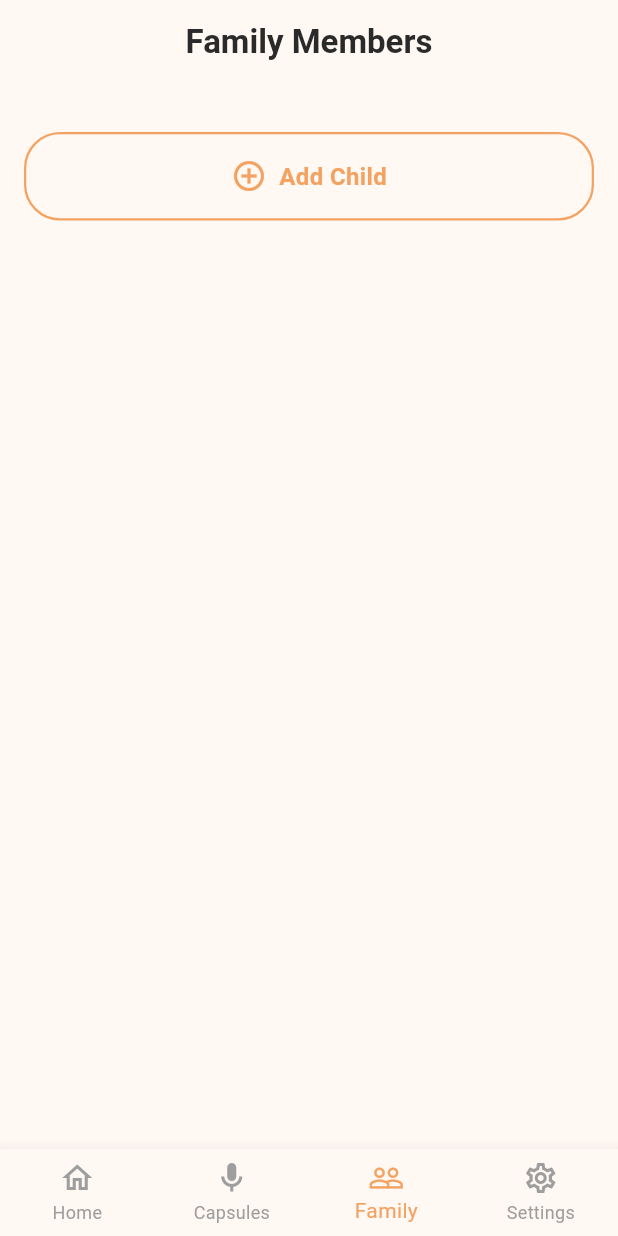
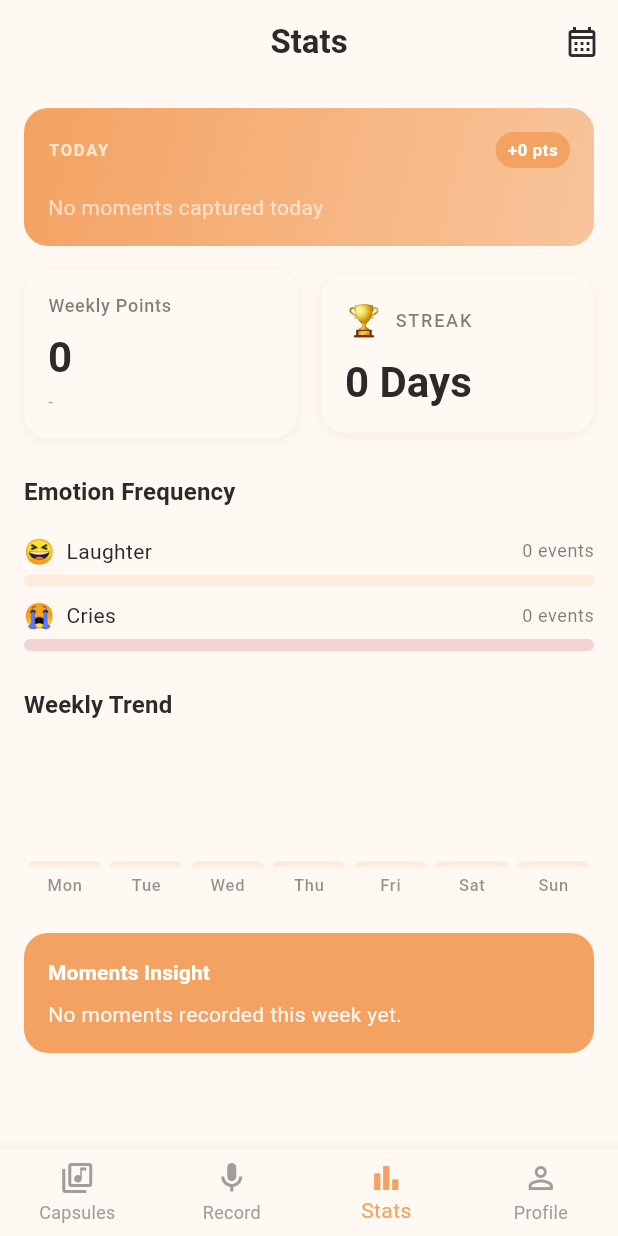
Before and after one commit to takumi-maki/voice_capsule, a Flutter app: the MainScreen screen opened directly, on a phone screen of 412 x 824 dp. Run offline on Flutter 3.47's test engine with Material 3 defaults, Android fonts, the phone set to English and light mode, and no system bars; our stand-ins replace flutter_riverpod, image_picker, just_audio, shared_preferences; missing offline and left inert: audio_session, record, tflite_flutter; accounts and stored records are empty; Roboto replaces fonts that are missing (System).

Commit message:
feat: Stats画面新規作成とBottomNavigation変更
- BottomNavを Capsules/Record/Stats/Profile に変更（Family削除）
- stats_screen: Today's Emotion・Weekly Points・Streak・EmotionFrequency・WeeklyTrend・MomentsInsight
- stats_provider: 今日・今週・先週のイベント集計・ストリーク計算
- stats_data: ドメインモデル新規作成

Co-Authored-By: Claude Sonnet 4.6 <noreply@anthropic.com>

```diff
--- /dev/null
+++ b/lib/application/providers/stats_provider.dart
@@ -0,0 +1,89 @@
+import 'package:flutter_riverpod/flutter_riverpod.dart';
+import '../../domain/entities/audio_event.dart';
+import '../../domain/models/stats_data.dart';
+import '../../infrastructure/repositories/audio_event_repository_impl.dart';
+import 'recording_list_provider.dart';
+
+final statsProvider = FutureProvider<StatsData>((ref) async {
+  final recordings = ref.watch(recordingListProvider);
+  final repo = AudioEventRepositoryImpl();
+
+  final now = DateTime.now();
+  final today = DateTime(now.year, now.month, now.day);
+
+  // 今週の月曜日
+  final thisMonday = today.subtract(Duration(days: today.weekday - 1));
+  // 先週の月〜日
+  final lastMonday = thisMonday.subtract(const Duration(days: 7));
+  final lastSunday = thisMonday.subtract(const Duration(days: 1));
+
+  // 今週の録音
+  final thisWeekRecordings = recordings.where((r) {
+    final d = DateTime(r.createdAt.year, r.createdAt.month, r.createdAt.day);
+    return !d.isBefore(thisMonday) && !d.isAfter(today);
+  }).toList();
+
+  // 先週の録音
+  final lastWeekRecordings = recordings.where((r) {
+    final d = DateTime(r.createdAt.year, r.createdAt.month, r.createdAt.day);
+    return !d.isBefore(lastMonday) && !d.isAfter(lastSunday);
+  }).toList();
+
+  // 今日の録音
+  final todayRecordings = recordings.where((r) {
+    final d = DateTime(r.createdAt.year, r.createdAt.month, r.createdAt.day);
+    return d == today;
+  }).toList();
+
+  // 並列でイベント取得
+  final thisWeekEventLists = await Future.wait(
+    thisWeekRecordings.map((r) => repo.getEventsByRecordingId(r.id)),
+  );
+  final lastWeekEventLists = await Future.wait(
+    lastWeekRecordings.map((r) => repo.getEventsByRecordingId(r.id)),
+  );
+
+  final todayEvents = <AudioEvent>[];
+  for (var i = 0; i < todayRecordings.length; i++) {
+    final recordingIdx = thisWeekRecordings.indexOf(todayRecordings[i]);
+    if (recordingIdx >= 0) {
+      todayEvents.addAll(thisWeekEventLists[recordingIdx]);
+    }
+  }
+
+  final allThisWeekEvents = thisWeekEventLists.expand((e) => e).toList();
+  final allLastWeekEvents = lastWeekEventLists.expand((e) => e).toList();
+
+  // 曜日別イベント数
+  final weeklyEventsByDay = <int, int>{};
+  for (var i = 0; i < thisWeekRecordings.length; i++) {
+    final weekday = thisWeekRecordings[i].createdAt.weekday;
+    final count = thisWeekEventLists[i].length;
+    weeklyEventsByDay[weekday] = (weeklyEventsByDay[weekday] ?? 0) + count;
+  }
+
+  // ストリーク計算
+  final recordingDates = recordings
+      .map((r) => DateTime(r.createdAt.year, r.createdAt.month, r.createdAt.day))
+      .toSet();
+  var streakDays = 0;
+  var checkDate = today;
+  while (recordingDates.contains(checkDate)) {
+    streakDays++;
+    checkDate = checkDate.subtract(const Duration(days: 1));
+  }
+
+  return StatsData(
+    todayEvents: todayEvents,
+    weeklyPoints: allThisWeekEvents.length,
+    lastWeekPoints: allLastWeekEvents.length,
+    weeklyEventsByDay: weeklyEventsByDay,
+    laughCount: allThisWeekEvents
+        .where((e) => e.type == EventType.laugh)
+        .length,
+    cryCount: allThisWeekEvents
+        .where((e) => e.type == EventType.cry)
+        .length,
+    streakDays: streakDays,
+  );
+});
--- /dev/null
+++ b/lib/domain/models/stats_data.dart
@@ -0,0 +1,29 @@
+import '../entities/audio_event.dart';
+
+class StatsData {
+  final List<AudioEvent> todayEvents;
+  final int weeklyPoints;
+  final int lastWeekPoints;
+  final Map<int, int> weeklyEventsByDay; // weekday 1=Mon〜7=Sun → count
+  final int laughCount; // this week
+  final int cryCount; // this week
+  final int streakDays;
+
+  const StatsData({
+    required this.todayEvents,
+    required this.weeklyPoints,
+    required this.lastWeekPoints,
+    required this.weeklyEventsByDay,
+    required this.laughCount,
+    required this.cryCount,
+    required this.streakDays,
+  });
+
+  int get todayPoints => todayEvents.length;
+
+  /// 先週比（%）。先週0件のときは null
+  double? get weeklyPointsChange {
+    if (lastWeekPoints == 0) return null;
+    return (weeklyPoints - lastWeekPoints) / lastWeekPoints * 100;
+  }
+}
--- a/lib/presentation/screens/main_screen.dart
+++ b/lib/presentation/screens/main_screen.dart
@@ -5,8 +5,8 @@ import '../../application/providers/audio_player_provider.dart';
 import '../../application/providers/recording_timer_provider.dart';
 import 'recording_screen.dart';
 import 'timeline_screen.dart';
-import 'family_screen.dart';
 import 'settings_screen.dart';
+import 'stats_screen.dart';
 
 class MainScreen extends ConsumerStatefulWidget {
   final int initialIndex;
@@ -36,7 +36,7 @@ class _MainScreenState extends ConsumerState<MainScreen> {
         children: const [
           TimelineScreen(),
           RecordingScreen(),
-          FamilyScreen(),
+          StatsScreen(),
           SettingsScreen(),
         ],
       ),
@@ -48,20 +48,20 @@ class _MainScreenState extends ConsumerState<MainScreen> {
         type: BottomNavigationBarType.fixed,
         items: const [
           BottomNavigationBarItem(
-            icon: Icon(Icons.home_outlined),
-            label: 'Home',
+            icon: Icon(Icons.library_music_outlined),
+            label: 'Capsules',
           ),
           BottomNavigationBarItem(
             icon: Icon(Icons.mic_outlined),
-            label: 'Capsules',
+            label: 'Record',
           ),
           BottomNavigationBarItem(
-            icon: Icon(Icons.people_outline),
-            label: 'Family',
+            icon: Icon(Icons.bar_chart_outlined),
+            label: 'Stats',
           ),
           BottomNavigationBarItem(
-            icon: Icon(Icons.settings_outlined),
-            label: 'Settings',
+            icon: Icon(Icons.person_outline),
+            label: 'Profile',
           ),
         ],
       ),
--- /dev/null
+++ b/lib/presentation/screens/stats/widgets/emotion_frequency_section.dart
@@ -0,0 +1,97 @@
+import 'package:flutter/material.dart';
+import '../../../../domain/models/stats_data.dart';
+
+class EmotionFrequencySection extends StatelessWidget {
+  final StatsData stats;
+
+  const EmotionFrequencySection({super.key, required this.stats});
+
+  @override
+  Widget build(BuildContext context) {
+    final theme = Theme.of(context);
+    final total = stats.laughCount + stats.cryCount;
+
+    return Column(
+      crossAxisAlignment: CrossAxisAlignment.start,
+      children: [
+        Text(
+          'Emotion Frequency',
+          style: theme.textTheme.titleMedium?.copyWith(
+            fontWeight: FontWeight.bold,
+          ),
+        ),
+        const SizedBox(height: 16),
+        _FrequencyBar(
+          emoji: '😆',
+          label: 'Laughter',
+          count: stats.laughCount,
+          total: total,
+          color: theme.colorScheme.primary,
+        ),
+        const SizedBox(height: 8),
+        _FrequencyBar(
+          emoji: '😭',
+          label: 'Cries',
+          count: stats.cryCount,
+          total: total,
+          color: theme.colorScheme.error,
+        ),
+      ],
+    );
+  }
+}
+
+class _FrequencyBar extends StatelessWidget {
+  final String emoji;
+  final String label;
+  final int count;
+  final int total;
+  final Color color;
+
+  const _FrequencyBar({
+    required this.emoji,
+    required this.label,
+    required this.count,
+    required this.total,
+    required this.color,
+  });
+
+  @override
+  Widget build(BuildContext context) {
+    final theme = Theme.of(context);
+    final ratio = total == 0 ? 0.0 : count / total;
+
+    return Column(
+      crossAxisAlignment: CrossAxisAlignment.start,
+      children: [
+        Row(
+          children: [
+            Text(emoji, style: const TextStyle(fontSize: 16)),
+            const SizedBox(width: 8),
+            Text(
+              label,
+              style: theme.textTheme.bodyMedium,
+            ),
+            const Spacer(),
+            Text(
+              '$count events',
+              style: theme.textTheme.bodySmall?.copyWith(
+                color: theme.colorScheme.onSurface.withValues(alpha: 0.6),
+              ),
+            ),
+          ],
+        ),
+        const SizedBox(height: 4),
+        ClipRRect(
+          borderRadius: BorderRadius.circular(4),
+          child: LinearProgressIndicator(
+            value: ratio,
+            minHeight: 8,
+            backgroundColor: color.withValues(alpha: 0.15),
+            valueColor: AlwaysStoppedAnimation<Color>(color),
+          ),
+        ),
+      ],
+    );
+  }
+}
--- /dev/null
+++ b/lib/presentation/screens/stats/widgets/moments_insight_card.dart
@@ -0,0 +1,56 @@
+import 'package:flutter/material.dart';
+import '../../../../domain/models/stats_data.dart';
+
+class MomentsInsightCard extends StatelessWidget {
+  final StatsData stats;
+
+  const MomentsInsightCard({super.key, required this.stats});
+
+  String _buildMessage() {
+    final laugh = stats.laughCount;
+    final cry = stats.cryCount;
+    final total = laugh + cry;
+
+    if (total == 0) return 'No moments recorded this week yet.';
+
+    if (laugh > cry) {
+      final times = cry == 0 ? '' : '${(laugh / cry).toStringAsFixed(0)}x more ';
+      return 'This week felt joyful. You recorded ${times}laughter than crying moments. Keep capturing these happy sounds!';
+    } else {
+      return 'This week felt challenging. You had more crying moments recorded. Every emotion is worth capturing.';
+    }
+  }
+
+  @override
+  Widget build(BuildContext context) {
+    final theme = Theme.of(context);
+
+    return Container(
+      width: double.infinity,
+      padding: const EdgeInsets.all(16),
+      decoration: BoxDecoration(
+        color: theme.colorScheme.primary,
+        borderRadius: BorderRadius.circular(16),
+      ),
+      child: Column(
+        crossAxisAlignment: CrossAxisAlignment.start,
+        children: [
+          Text(
+            'Moments Insight',
+            style: theme.textTheme.titleSmall?.copyWith(
+              color: theme.colorScheme.onPrimary,
+              fontWeight: FontWeight.bold,
+            ),
+          ),
+          const SizedBox(height: 8),
+          Text(
+            _buildMessage(),
+            style: theme.textTheme.bodyMedium?.copyWith(
+              color: theme.colorScheme.onPrimary.withValues(alpha: 0.9),
+            ),
+          ),
+        ],
+      ),
+    );
+  }
+}
--- /dev/null
+++ b/lib/presentation/screens/stats/widgets/streak_card.dart
@@ -0,0 +1,53 @@
+import 'package:flutter/material.dart';
+import '../../../../domain/models/stats_data.dart';
+
+class StreakCard extends StatelessWidget {
+  final StatsData stats;
+
+  const StreakCard({super.key, required this.stats});
+
+  @override
+  Widget build(BuildContext context) {
+    final theme = Theme.of(context);
+
+    return Container(
+      padding: const EdgeInsets.all(16),
+      decoration: BoxDecoration(
+        color: theme.colorScheme.surface,
+        borderRadius: BorderRadius.circular(16),
+        boxShadow: [
+          BoxShadow(
+            color: theme.colorScheme.shadow.withValues(alpha: 0.05),
+            blurRadius: 8,
+            offset: const Offset(0, 2),
+          ),
+        ],
+      ),
+      child: Column(
+        crossAxisAlignment: CrossAxisAlignment.start,
+        children: [
+          Row(
+            children: [
+              const Text('🏆', style: TextStyle(fontSize: 20)),
+              const SizedBox(width: 8),
+              Text(
+                'STREAK',
+                style: theme.textTheme.labelMedium?.copyWith(
+                  color: theme.colorScheme.onSurface.withValues(alpha: 0.6),
+                  letterSpacing: 1.2,
+                ),
+              ),
+            ],
+          ),
+          const SizedBox(height: 8),
+          Text(
+            '${stats.streakDays} Days',
+            style: theme.textTheme.headlineMedium?.copyWith(
+              fontWeight: FontWeight.bold,
+            ),
+          ),
+        ],
+      ),
+    );
+  }
+}
--- /dev/null
+++ b/lib/presentation/screens/stats/widgets/today_emotion_card.dart
@@ -0,0 +1,81 @@
+import 'package:flutter/material.dart';
+import '../../../../domain/entities/audio_event.dart';
+import '../../../../domain/models/stats_data.dart';
+
+class TodayEmotionCard extends StatelessWidget {
+  final StatsData stats;
+
+  const TodayEmotionCard({super.key, required this.stats});
+
+  @override
+  Widget build(BuildContext context) {
+    final theme = Theme.of(context);
+
+    return Container(
+      width: double.infinity,
+      padding: const EdgeInsets.all(16),
+      decoration: BoxDecoration(
+        gradient: LinearGradient(
+          colors: [
+            theme.colorScheme.primaryContainer,
+            theme.colorScheme.primaryContainer.withValues(alpha: 0.6),
+          ],
+          begin: Alignment.topLeft,
+          end: Alignment.bottomRight,
+        ),
+        borderRadius: BorderRadius.circular(16),
+      ),
+      child: Column(
+        crossAxisAlignment: CrossAxisAlignment.start,
+        children: [
+          Row(
+            mainAxisAlignment: MainAxisAlignment.spaceBetween,
+            children: [
+              Text(
+                'TODAY',
+                style: theme.textTheme.labelSmall?.copyWith(
+                  fontWeight: FontWeight.bold,
+                  letterSpacing: 1.2,
+                  color: theme.colorScheme.onPrimaryContainer
+                      .withValues(alpha: 0.7),
+                ),
+              ),
+              Container(
+                padding: const EdgeInsets.symmetric(horizontal: 8, vertical: 4),
+                decoration: BoxDecoration(
+                  color: theme.colorScheme.primary,
+                  borderRadius: BorderRadius.circular(12),
+                ),
+                child: Text(
+                  '+${stats.todayPoints} pts',
+                  style: theme.textTheme.labelSmall?.copyWith(
+                    color: theme.colorScheme.onPrimary,
+                    fontWeight: FontWeight.bold,
+                  ),
+                ),
+              ),
+            ],
+          ),
+          const SizedBox(height: 16),
+          stats.todayEvents.isEmpty
+              ? Text(
+                  'No moments captured today',
+                  style: theme.textTheme.bodyMedium?.copyWith(
+                    color: theme.colorScheme.onPrimaryContainer
+                        .withValues(alpha: 0.6),
+                  ),
+                )
+              : Wrap(
+                  spacing: 4,
+                  children: stats.todayEvents
+                      .map((e) => Text(
+                            e.type == EventType.laugh ? '😆' : '😭',
+                            style: const TextStyle(fontSize: 24),
+                          ))
+                      .toList(),
+                ),
+        ],
+      ),
+    );
+  }
+}
--- /dev/null
+++ b/lib/presentation/screens/stats/widgets/weekly_points_card.dart
@@ -0,0 +1,65 @@
+import 'package:flutter/material.dart';
+import '../../../../domain/models/stats_data.dart';
+
+class WeeklyPointsCard extends StatelessWidget {
+  final StatsData stats;
+
+  const WeeklyPointsCard({super.key, required this.stats});
+
+  @override
+  Widget build(BuildContext context) {
+    final theme = Theme.of(context);
+    final change = stats.weeklyPointsChange;
+
+    String changeText;
+    Color changeColor;
+    if (change == null) {
+      changeText = '-';
+      changeColor = theme.colorScheme.onSurface.withValues(alpha: 0.4);
+    } else if (change >= 0) {
+      changeText = '+${change.toStringAsFixed(0)}% vs last week';
+      changeColor = Colors.green;
+    } else {
+      changeText = '${change.toStringAsFixed(0)}% vs last week';
+      changeColor = theme.colorScheme.error;
+    }
+
+    return Container(
+      padding: const EdgeInsets.all(16),
+      decoration: BoxDecoration(
+        color: theme.colorScheme.surface,
+        borderRadius: BorderRadius.circular(16),
+        boxShadow: [
+          BoxShadow(
+            color: theme.colorScheme.shadow.withValues(alpha: 0.05),
+            blurRadius: 8,
+            offset: const Offset(0, 2),
+          ),
+        ],
+      ),
+      child: Column(
+        crossAxisAlignment: CrossAxisAlignment.start,
+        children: [
+          Text(
+            'Weekly Points',
+            style: theme.textTheme.labelMedium?.copyWith(
+              color: theme.colorScheme.onSurface.withValues(alpha: 0.6),
+            ),
+          ),
+          const SizedBox(height: 8),
+          Text(
+            '${stats.weeklyPoints}',
+            style: theme.textTheme.headlineMedium?.copyWith(
+              fontWeight: FontWeight.bold,
+            ),
+          ),
+          const SizedBox(height: 4),
+          Text(
+            changeText,
+            style: theme.textTheme.bodySmall?.copyWith(color: changeColor),
+          ),
+        ],
+      ),
+    );
+  }
+}
--- /dev/null
+++ b/lib/presentation/screens/stats/widgets/weekly_trend_chart.dart
@@ -0,0 +1,74 @@
+import 'package:flutter/material.dart';
+import '../../../../domain/models/stats_data.dart';
+
+class WeeklyTrendChart extends StatelessWidget {
+  final StatsData stats;
+
+  const WeeklyTrendChart({super.key, required this.stats});
+
+  static const _labels = ['Mon', 'Tue', 'Wed', 'Thu', 'Fri', 'Sat', 'Sun'];
+
+  @override
+  Widget build(BuildContext context) {
+    final theme = Theme.of(context);
+    final maxCount = stats.weeklyEventsByDay.values.fold(0, (a, b) => a > b ? a : b);
+
+    return Column(
+      crossAxisAlignment: CrossAxisAlignment.start,
+      children: [
+        Text(
+          'Weekly Trend',
+          style: theme.textTheme.titleMedium?.copyWith(
+            fontWeight: FontWeight.bold,
+          ),
+        ),
+        const SizedBox(height: 16),
+        SizedBox(
+          height: 100,
+          child: Row(
+            crossAxisAlignment: CrossAxisAlignment.end,
+            children: List.generate(7, (i) {
+              final weekday = i + 1; // 1=Mon〜7=Sun
+              final count = stats.weeklyEventsByDay[weekday] ?? 0;
+              final ratio = maxCount == 0 ? 0.0 : count / maxCount;
+
+              return Expanded(
+                child: Padding(
+                  padding: const EdgeInsets.symmetric(horizontal: 3),
+                  child: Column(
+                    mainAxisAlignment: MainAxisAlignment.end,
+                    children: [
+                      Flexible(
+                        child: FractionallySizedBox(
+                          heightFactor: ratio < 0.05 ? 0.05 : ratio,
+                          child: Container(
+                            decoration: BoxDecoration(
+                              color: count > 0
+                                  ? theme.colorScheme.primary
+                                  : theme.colorScheme.primary
+                                      .withValues(alpha: 0.15),
+                              borderRadius: const BorderRadius.vertical(
+                                top: Radius.circular(4),
+                              ),
+                            ),
+                          ),
+                        ),
+                      ),
+                      const SizedBox(height: 4),
+                      Text(
+                        _labels[i],
+                        style: theme.textTheme.labelSmall?.copyWith(
+                          color: theme.colorScheme.onSurface.withValues(alpha: 0.5),
+                        ),
+                      ),
+                    ],
+                  ),
+                ),
+              );
+            }),
+          ),
+        ),
+      ],
+    );
+  }
+}
--- /dev/null
+++ b/lib/presentation/screens/stats_screen.dart
@@ -0,0 +1,72 @@
+import 'package:flutter/material.dart';
+import 'package:flutter_riverpod/flutter_riverpod.dart';
+import '../../application/providers/stats_provider.dart';
+import 'stats/widgets/today_emotion_card.dart';
+import 'stats/widgets/weekly_points_card.dart';
+import 'stats/widgets/streak_card.dart';
+import 'stats/widgets/emotion_frequency_section.dart';
+import 'stats/widgets/weekly_trend_chart.dart';
+import 'stats/widgets/moments_insight_card.dart';
+
+class StatsScreen extends ConsumerWidget {
+  const StatsScreen({super.key});
+
+  @override
+  Widget build(BuildContext context, WidgetRef ref) {
+    final theme = Theme.of(context);
+    final statsAsync = ref.watch(statsProvider);
+
+    return Scaffold(
+      backgroundColor: theme.scaffoldBackgroundColor,
+      appBar: AppBar(
+        backgroundColor: theme.scaffoldBackgroundColor,
+        elevation: 0,
+        title: Text(
+          'Stats',
+          style: theme.textTheme.titleLarge?.copyWith(
+            fontWeight: FontWeight.bold,
+          ),
+        ),
+        centerTitle: true,
+        actions: [
+          IconButton(
+            icon: const Icon(Icons.calendar_month_outlined),
+            onPressed: () {
+              ScaffoldMessenger.of(context).showSnackBar(
+                const SnackBar(content: Text('Emotion Heatmap coming soon!')),
+              );
+            },
+          ),
+        ],
+      ),
+      body: statsAsync.when(
+        loading: () => const Center(child: CircularProgressIndicator()),
+        error: (e, _) => Center(child: Text('Error: $e')),
+        data: (stats) => SingleChildScrollView(
+          padding: const EdgeInsets.all(16),
+          child: Column(
+            crossAxisAlignment: CrossAxisAlignment.start,
+            children: [
+              TodayEmotionCard(stats: stats),
+              const SizedBox(height: 16),
+              Row(
+                children: [
+                  Expanded(child: WeeklyPointsCard(stats: stats)),
+                  const SizedBox(width: 16),
+                  Expanded(child: StreakCard(stats: stats)),
+                ],
+              ),
+              const SizedBox(height: 24),
+              EmotionFrequencySection(stats: stats),
+              const SizedBox(height: 24),
+              WeeklyTrendChart(stats: stats),
+              const SizedBox(height: 24),
+              MomentsInsightCard(stats: stats),
+              const SizedBox(height: 16),
+            ],
+          ),
+        ),
+      ),
+    );
+  }
+}
```
